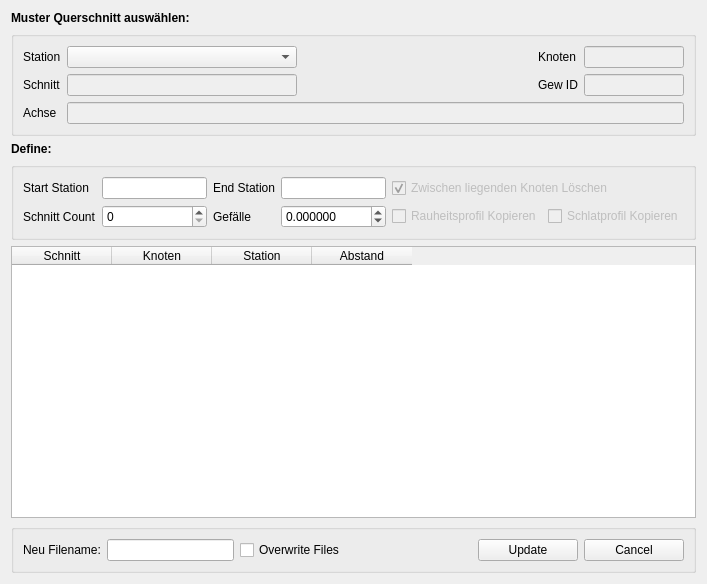
The window that ui/nodegenDialog.ui (sharon92/Hydret1D-GUI) describes before a commit, drawn with Qt 5.
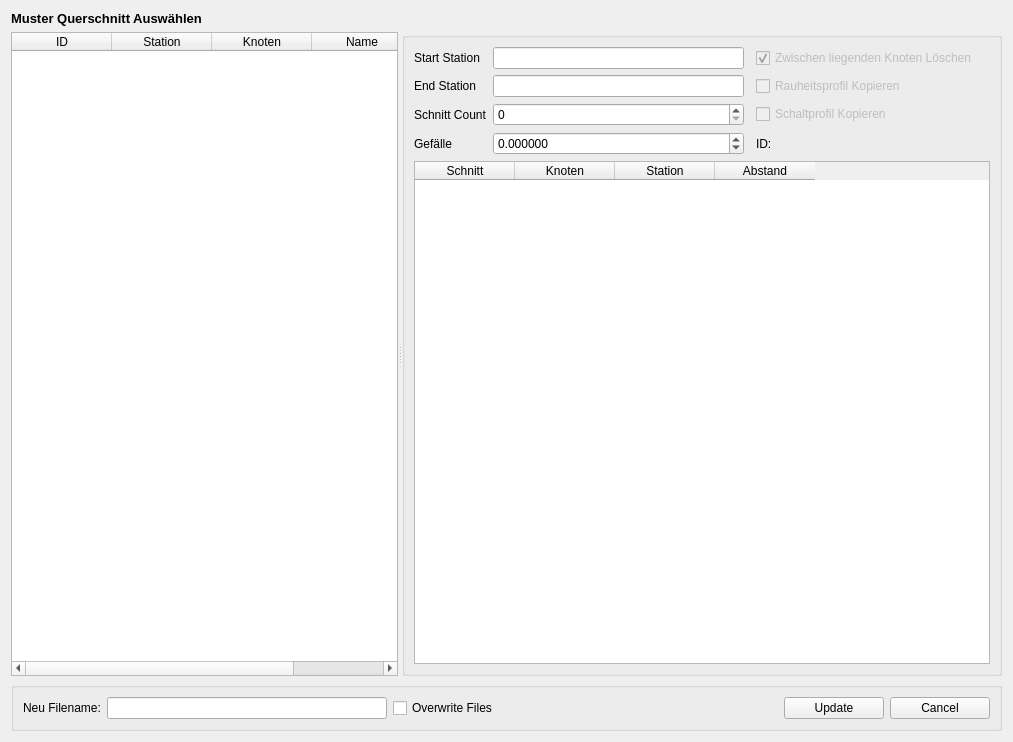
The same window after the commit.

```diff
--- a/ui/nodegenDialog.ui
+++ b/ui/nodegenDialog.ui
@@ -6,8 +6,8 @@
    <rect>
     <x>0</x>
     <y>0</y>
-    <width>707</width>
-    <height>584</height>
+    <width>1013</width>
+    <height>742</height>
    </rect>
   </property>
   <property name="font">
@@ -18,262 +18,202 @@
   <property name="windowTitle">
    <string>Erzeugung von Zusatzquerprofilen</string>
   </property>
-  <layout class="QVBoxLayout" name="verticalLayout">
-   <item>
-    <widget class="QLabel" name="label_5">
+  <layout class="QGridLayout" name="gridLayout">
+   <item row="0" column="0">
+    <widget class="QLabel" name="label">
      <property name="font">
       <font>
-       <family>Segoe UI</family>
+       <pointsize>10</pointsize>
        <weight>75</weight>
        <bold>true</bold>
       </font>
      </property>
      <property name="text">
-      <string>Muster Querschnitt auswählen:</string>
+      <string>Muster Querschnitt Auswählen</string>
      </property>
     </widget>
    </item>
-   <item>
-    <widget class="QGroupBox" name="groupBox_2">
-     <property name="title">
-      <string/>
+   <item row="1" column="0" colspan="3">
+    <widget class="QSplitter" name="splitter">
+     <property name="sizePolicy">
+      <sizepolicy hsizetype="Expanding" vsizetype="Expanding">
+       <horstretch>0</horstretch>
+       <verstretch>0</verstretch>
+      </sizepolicy>
      </property>
-     <layout class="QGridLayout" name="gridLayout_3">
-      <item row="0" column="0">
-       <widget class="QLabel" name="label">
-        <property name="text">
-         <string>Station</string>
-        </property>
-       </widget>
-      </item>
-      <item row="0" column="3">
-       <widget class="QLabel" name="label_2">
-        <property name="text">
-         <string>Knoten</string>
-        </property>
-       </widget>
-      </item>
-      <item row="1" column="1">
-       <widget class="QLineEdit" name="schnitt_show">
-        <property name="enabled">
-         <bool>false</bool>
-        </property>
-        <property name="minimumSize">
-         <size>
-          <width>150</width>
-          <height>0</height>
-         </size>
-        </property>
-       </widget>
-      </item>
-      <item row="1" column="4">
-       <widget class="QLineEdit" name="id">
-        <property name="enabled">
-         <bool>false</bool>
-        </property>
-        <property name="maximumSize">
-         <size>
-          <width>100</width>
-          <height>16777215</height>
-         </size>
-        </property>
-       </widget>
-      </item>
-      <item row="0" column="4">
-       <widget class="QLineEdit" name="node_show">
-        <property name="enabled">
-         <bool>false</bool>
-        </property>
-        <property name="maximumSize">
-         <size>
-          <width>100</width>
-          <height>16777215</height>
-         </size>
-        </property>
-       </widget>
-      </item>
-      <item row="1" column="3">
-       <widget class="QLabel" name="label_11">
-        <property name="text">
-         <string>Gew ID</string>
-        </property>
-       </widget>
-      </item>
-      <item row="1" column="0">
-       <widget class="QLabel" name="label_3">
-        <property name="text">
-         <string>Schnitt</string>
-        </property>
-       </widget>
-      </item>
-      <item row="2" column="1" colspan="4">
-       <widget class="QLineEdit" name="achse_show">
-        <property name="enabled">
-         <bool>false</bool>
-        </property>
-       </widget>
-      </item>
-      <item row="2" column="0">
-       <widget class="QLabel" name="label_10">
-        <property name="text">
-         <string>Achse</string>
-        </property>
-       </widget>
-      </item>
-      <item row="0" column="1">
-       <widget class="QComboBox" name="station_show">
-        <property name="minimumSize">
-         <size>
-          <width>100</width>
-          <height>0</height>
-         </size>
-        </property>
-       </widget>
-      </item>
-      <item row="0" column="2">
-       <spacer name="horizontalSpacer_4">
-        <property name="orientation">
-         <enum>Qt::Horizontal</enum>
-        </property>
-        <property name="sizeHint" stdset="0">
-         <size>
-          <width>40</width>
-          <height>20</height>
-         </size>
-        </property>
-       </spacer>
-      </item>
-     </layout>
-    </widget>
-   </item>
-   <item>
-    <widget class="QLabel" name="label_6">
-     <property name="font">
-      <font>
-       <family>Segoe UI</family>
-       <weight>75</weight>
-       <bold>true</bold>
-      </font>
+     <property name="orientation">
+      <enum>Qt::Horizontal</enum>
      </property>
-     <property name="text">
-      <string>Define:</string>
-     </property>
-    </widget>
-   </item>
-   <item>
-    <widget class="QGroupBox" name="groupBox_3">
-     <property name="title">
-      <string/>
-     </property>
-     <layout class="QGridLayout" name="gridLayout_4">
-      <item row="0" column="0">
-       <widget class="QLabel" name="label_7">
-        <property name="text">
-         <string>Start Station</string>
-        </property>
-       </widget>
-      </item>
-      <item row="0" column="4" colspan="2">
-       <widget class="QCheckBox" name="deletenodes">
-        <property name="enabled">
-         <bool>false</bool>
-        </property>
-        <property name="text">
-         <string>Zwischen liegenden Knoten Löschen</string>
-        </property>
-        <property name="checked">
-         <bool>true</bool>
-        </property>
-       </widget>
-      </item>
-      <item row="1" column="4">
-       <widget class="QCheckBox" name="copy_rau">
-        <property name="enabled">
-         <bool>false</bool>
-        </property>
-        <property name="text">
-         <string>Rauheitsprofil Kopieren</string>
-        </property>
-       </widget>
-      </item>
-      <item row="0" column="1">
-       <widget class="QLineEdit" name="start_station"/>
-      </item>
-      <item row="0" column="2">
-       <widget class="QLabel" name="label_8">
-        <property name="text">
-         <string>End Station</string>
-        </property>
-       </widget>
-      </item>
-      <item row="0" column="3">
-       <widget class="QLineEdit" name="end_station"/>
-      </item>
-      <item row="1" column="0">
-       <widget class="QLabel" name="label_9">
-        <property name="text">
-         <string>Schnitt Count</string>
-        </property>
-       </widget>
-      </item>
-      <item row="1" column="1">
-       <widget class="QSpinBox" name="count"/>
-      </item>
-      <item row="1" column="2">
-       <widget class="QLabel" name="label_4">
-        <property name="text">
-         <string>Gefälle</string>
-        </property>
-       </widget>
-      </item>
-      <item row="1" column="3">
-       <widget class="QDoubleSpinBox" name="gef">
-        <property name="decimals">
-         <number>6</number>
-        </property>
-        <property name="minimum">
-         <double>-99.000000000000000</double>
-        </property>
-       </widget>
-      </item>
-      <item row="1" column="5">
-       <widget class="QCheckBox" name="copy_schalt">
-        <property name="enabled">
-         <bool>false</bool>
-        </property>
-        <property name="text">
-         <string>Schlatprofil Kopieren</string>
-        </property>
-       </widget>
-      </item>
-     </layout>
-    </widget>
-   </item>
-   <item>
-    <widget class="QTableWidget" name="edit_name">
-     <column>
-      <property name="text">
-       <string>Schnitt</string>
+     <widget class="QTableWidget" name="kno_widget">
+      <property name="editTriggers">
+       <set>QAbstractItemView::NoEditTriggers</set>
       </property>
-     </column>
-     <column>
-      <property name="text">
-       <string>Knoten</string>
+      <property name="alternatingRowColors">
+       <bool>true</bool>
       </property>
-     </column>
-     <column>
-      <property name="text">
-       <string>Station</string>
+      <property name="selectionMode">
+       <enum>QAbstractItemView::SingleSelection</enum>
       </property>
-     </column>
-     <column>
-      <property name="text">
-       <string>Abstand</string>
+      <property name="selectionBehavior">
+       <enum>QAbstractItemView::SelectRows</enum>
       </property>
-     </column>
+      <attribute name="verticalHeaderVisible">
+       <bool>false</bool>
+      </attribute>
+      <column>
+       <property name="text">
+        <string>ID</string>
+       </property>
+      </column>
+      <column>
+       <property name="text">
+        <string>Station</string>
+       </property>
+      </column>
+      <column>
+       <property name="text">
+        <string>Knoten</string>
+       </property>
+      </column>
+      <column>
+       <property name="text">
+        <string>Name</string>
+       </property>
+      </column>
+     </widget>
+     <widget class="QGroupBox" name="groupBox_3">
+      <property name="sizePolicy">
+       <sizepolicy hsizetype="Expanding" vsizetype="Expanding">
+        <horstretch>0</horstretch>
+        <verstretch>0</verstretch>
+       </sizepolicy>
+      </property>
+      <property name="maximumSize">
+       <size>
+        <width>600</width>
+        <height>16777215</height>
+       </size>
+      </property>
+      <property name="title">
+       <string/>
+      </property>
+      <layout class="QGridLayout" name="gridLayout_4">
+       <item row="1" column="0">
+        <widget class="QLabel" name="label_8">
+         <property name="text">
+          <string>End Station</string>
+         </property>
+        </widget>
+       </item>
+       <item row="0" column="0">
+        <widget class="QLabel" name="label_7">
+         <property name="text">
+          <string>Start Station</string>
+         </property>
+        </widget>
+       </item>
+       <item row="0" column="1">
+        <widget class="QLineEdit" name="start_station"/>
+       </item>
+       <item row="2" column="1">
+        <widget class="QSpinBox" name="count"/>
+       </item>
+       <item row="1" column="1">
+        <widget class="QLineEdit" name="end_station"/>
+       </item>
+       <item row="2" column="0">
+        <widget class="QLabel" name="label_9">
+         <property name="text">
+          <string>Schnitt Count</string>
+         </property>
+        </widget>
+       </item>
+       <item row="4" column="0" colspan="6">
+        <widget class="QTableWidget" name="edit_name">
+         <column>
+          <property name="text">
+           <string>Schnitt</string>
+          </property>
+         </column>
+         <column>
+          <property name="text">
+           <string>Knoten</string>
+          </property>
+         </column>
+         <column>
+          <property name="text">
+           <string>Station</string>
+          </property>
+         </column>
+         <column>
+          <property name="text">
+           <string>Abstand</string>
+          </property>
+         </column>
+        </widget>
+       </item>
+       <item row="3" column="0">
+        <widget class="QLabel" name="label_4">
+         <property name="text">
+          <string>Gefälle</string>
+         </property>
+        </widget>
+       </item>
+       <item row="3" column="1">
+        <widget class="QDoubleSpinBox" name="gef">
+         <property name="decimals">
+          <number>6</number>
+         </property>
+         <property name="minimum">
+          <double>-99.000000000000000</double>
+         </property>
+        </widget>
+       </item>
+       <item row="1" column="3">
+        <widget class="QCheckBox" name="copy_rau">
+         <property name="enabled">
+          <bool>false</bool>
+         </property>
+         <property name="text">
+          <string>Rauheitsprofil Kopieren</string>
+         </property>
+        </widget>
+       </item>
+       <item row="0" column="3">
+        <widget class="QCheckBox" name="deletenodes">
+         <property name="enabled">
+          <bool>false</bool>
+         </property>
+         <property name="text">
+          <string>Zwischen liegenden Knoten Löschen</string>
+         </property>
+         <property name="checked">
+          <bool>true</bool>
+         </property>
+        </widget>
+       </item>
+       <item row="2" column="3">
+        <widget class="QCheckBox" name="copy_schalt">
+         <property name="enabled">
+          <bool>false</bool>
+         </property>
+         <property name="text">
+          <string>Schaltprofil Kopieren</string>
+         </property>
+        </widget>
+       </item>
+       <item row="3" column="3">
+        <widget class="QLabel" name="idno">
+         <property name="text">
+          <string>ID:</string>
+         </property>
+        </widget>
+       </item>
+      </layout>
+     </widget>
     </widget>
    </item>
-   <item>
+   <item row="2" column="0" colspan="3">
     <widget class="QGroupBox" name="groupBox">
      <property name="title">
       <string/>
```
Left out of the diff: 94 changed lines with no effect on the pictures.
